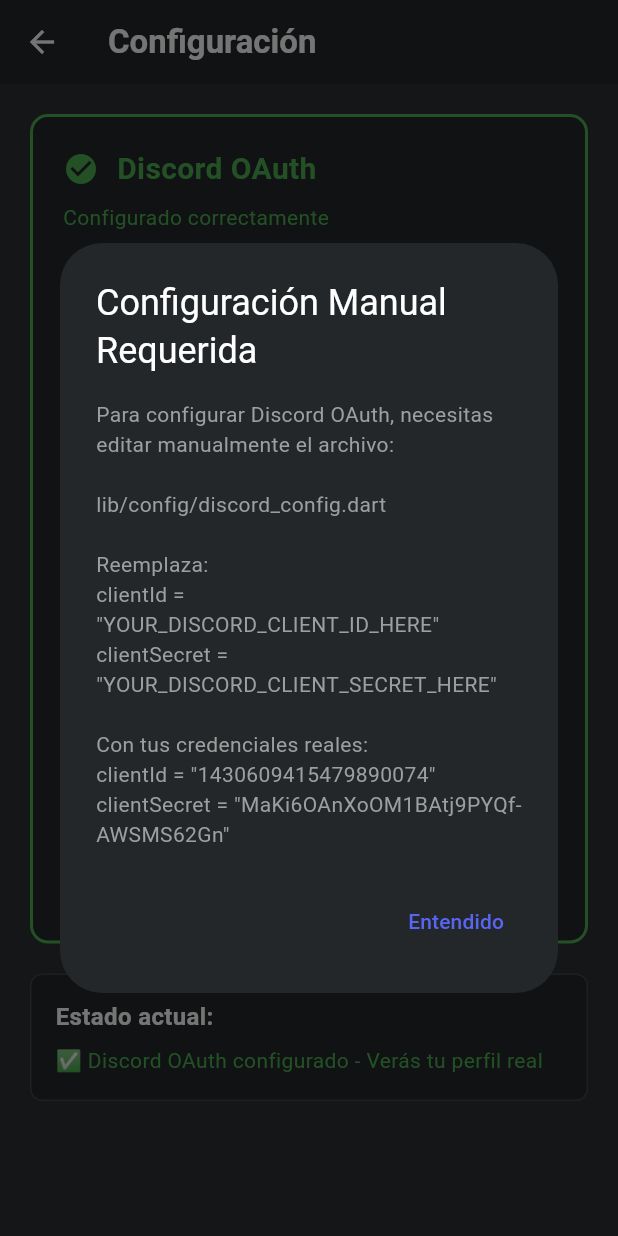
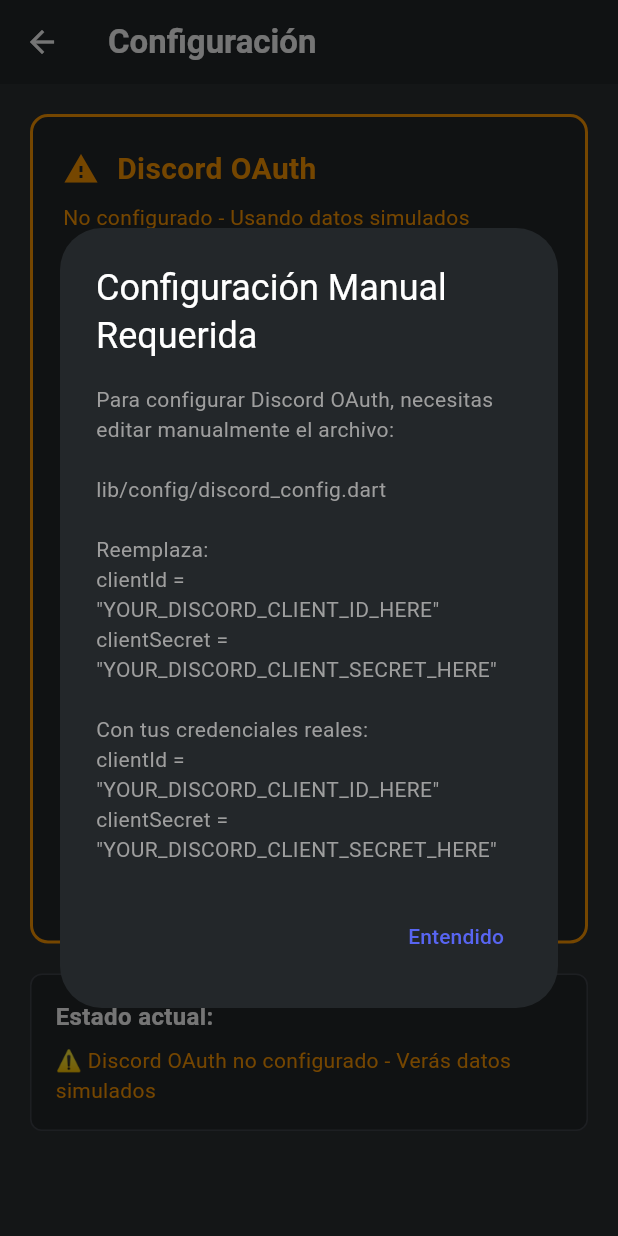
Before and after one commit to GuillenME/logindiscord, a Flutter app: the SettingsScreen screen opened directly, after a tap on "Guardar Configuración", on a phone screen of 412 x 824 dp. Run offline on Flutter 3.47's test engine with Material 3 defaults, Android fonts, the phone set to English and light mode, and no system bars; our stand-ins replace qr_flutter, shared_preferences; missing offline and left inert: flutter_web_auth_2; accounts and stored records are empty.

Commit message:
restablecer discrod_config.dart

```diff
--- a/lib/config/discord_config.dart
+++ b/lib/config/discord_config.dart
@@ -6,9 +6,8 @@
   // 3. Ve a la sección "OAuth2"
   // 4. Copia el Client ID y Client Secret aquí
 
-
-  static const String clientId = '1430609415479890074';
-  static const String clientSecret = 'MaKi6OAnXoOM1BAtj9PYQf-AWSMS62Gn';
+  static const String clientId = 'YOUR_DISCORD_CLIENT_ID_HERE';
+  static const String clientSecret = 'YOUR_DISCORD_CLIENT_SECRET_HERE';
 
   // Redirect URI - debe coincidir con el configurado en Discord Developer Portal
   static const String redirectUri = 'com.example.logindiscord://oauth';
```
